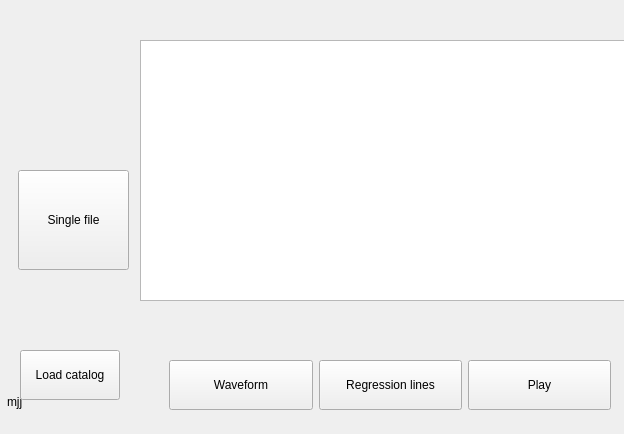
Above: mainwindow.ui from rc000/IntonationAnalysis before the change. Below: the same form after it.
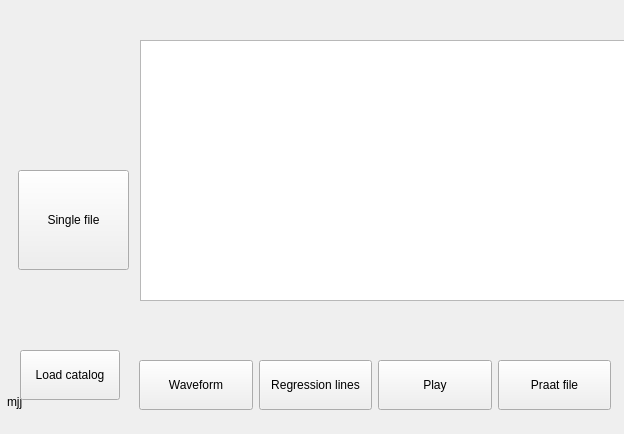
That is the form after the change.

Commit message: started describing analysis and added support for praat's contours

The edit to the form file:
```diff
--- a/mainwindow.ui
+++ b/mainwindow.ui
@@ -130,6 +130,19 @@
        </property>
       </widget>
      </item>
+     <item>
+      <widget class="QPushButton" name="bPraat">
+       <property name="minimumSize">
+        <size>
+         <width>100</width>
+         <height>50</height>
+        </size>
+       </property>
+       <property name="text">
+        <string>Praat file</string>
+       </property>
+      </widget>
+     </item>
     </layout>
    </widget>
    <widget class="QWidget" name="horizontalLayoutWidget">
```
The commit also changes 31 other files.
